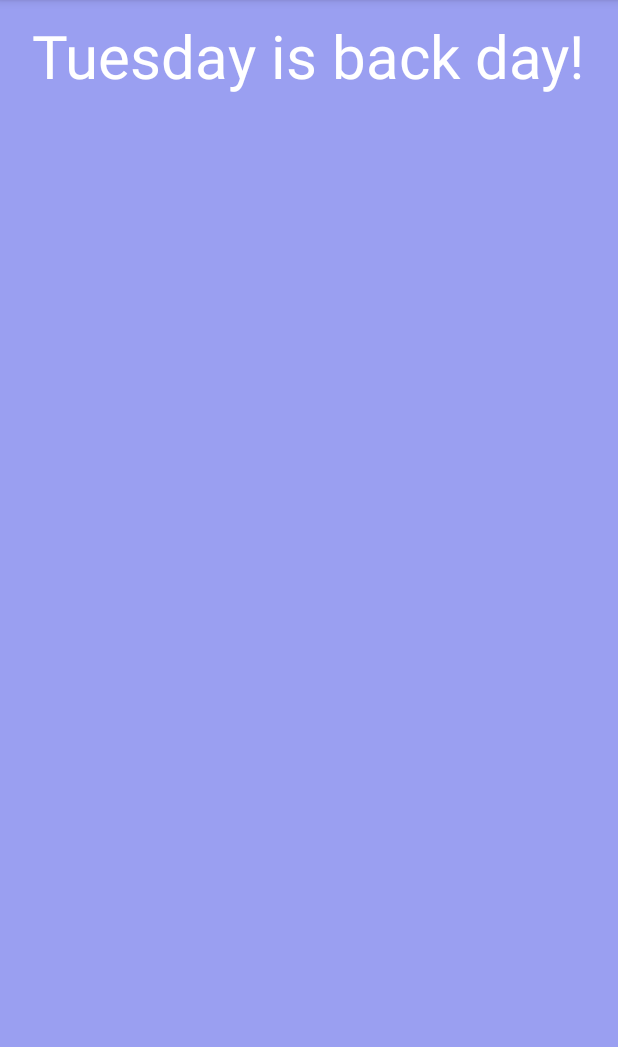
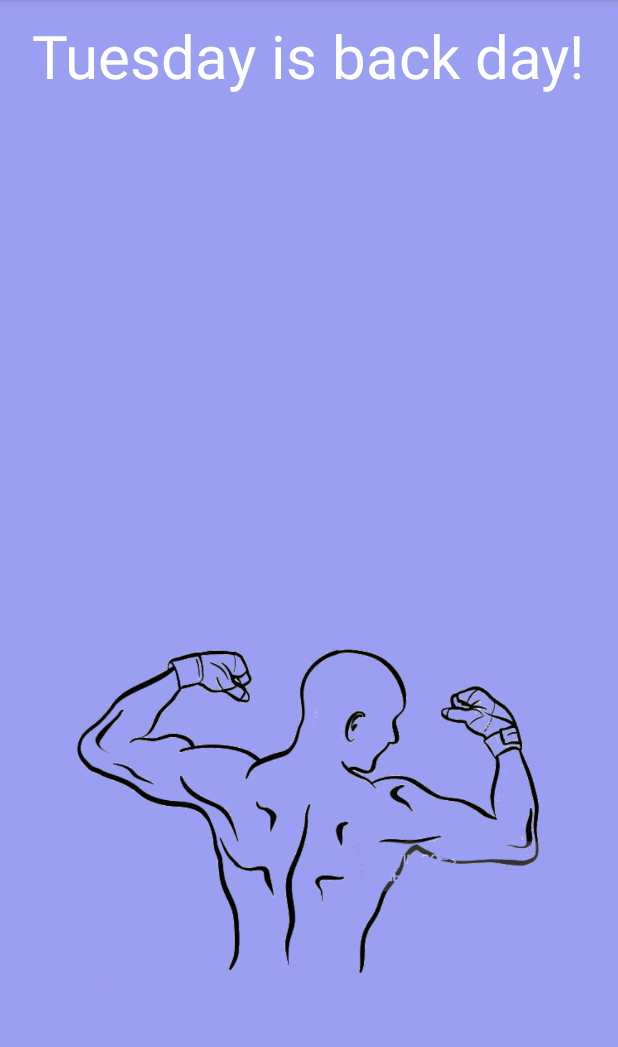
Before and after one commit to KolePeoples/WeeklyWorkoutsFinal, an Android app: the TuesdayWorkout screen opened directly, with no data from a screen before it, on a phone screen of 412 x 824 dp, the part 84-1131 px from its top. Run offline under Robolectric (Android 15) with nearby library versions, the phone set to English and light mode, and no system bars; our stand-ins replace Firebase (no records; nobody signed in at launch, a user with empty details on screens opened directly).

Commit message:
Add images

```diff
--- a/WeeklyWorkouts App/app/src/main/res/layout/activity_tuesday_workout.xml
+++ b/WeeklyWorkouts App/app/src/main/res/layout/activity_tuesday_workout.xml
@@ -34,6 +34,16 @@
         app:layout_constraintStart_toStartOf="parent"
         app:layout_constraintTop_toTopOf="parent" />
 
+    <ImageView
+        android:id="@+id/imageView3"
+        android:layout_width="338dp"
+        android:layout_height="352dp"
+        android:layout_marginBottom="60dp"
+        app:layout_constraintBottom_toBottomOf="parent"
+        app:layout_constraintEnd_toEndOf="parent"
+        app:layout_constraintHorizontal_bias="0.493"
+        app:layout_constraintStart_toStartOf="parent"
+        app:srcCompat="@drawable/back_day_image" />
 
 
 </androidx.constraintlayout.widget.ConstraintLayout>
```
Also changed, not shown: WeeklyWorkouts App/app/src/main/res/layout/activity_friday_workout.xml (+10 -0 lines), WeeklyWorkouts App/app/src/main/res/drawable/back_day_image.png (added), WeeklyWorkouts App/app/src/main/res/drawable/chest_day_image.png (added), WeeklyWorkouts App/app/src/main/res/drawable/shoulder_day_image.png (added).
